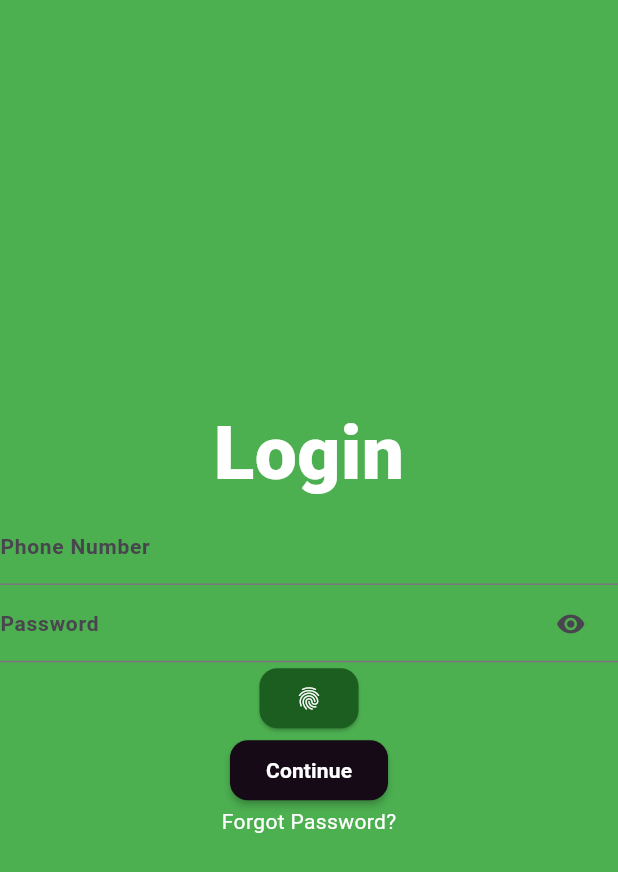
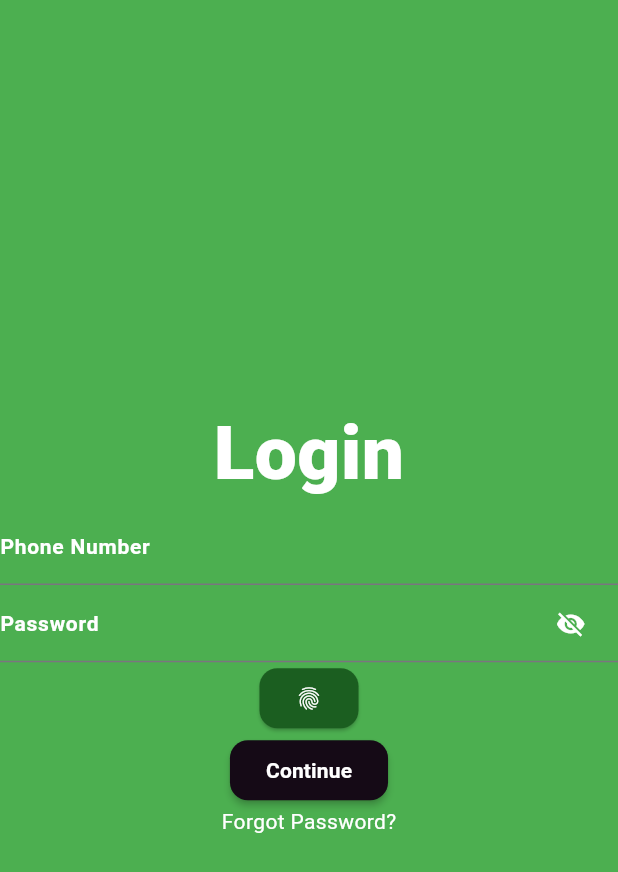
Before and after one commit to Mansyahariii/KB1179-1123150127-uts, a Flutter app: the Loginscreen screen opened directly, on a phone screen of 412 x 824 dp. Shown: the top 872 px of the screen. Run offline on Flutter 3.47's test engine with Material 3 defaults, Android fonts, the phone set to English and light mode, and no system bars; Roboto replaces fonts that are missing (Poppins).

Commit message:
mengubah warna Textfield dan icon dan beberapa penyesuaian

```diff
--- a/lib/screen/LoginScreen.dart
+++ b/lib/screen/LoginScreen.dart
@@ -32,8 +32,12 @@ class Loginscreen extends StatelessWidget {
                 labelStyle: const TextStyle(
                   fontSize: 14,
                   fontWeight: FontWeight.bold,
+                  color: Colors.white,
                 ),
                 hintText: 'Enter your number',
+                hintStyle: TextStyle(
+                  color: const Color.fromARGB(90, 255, 255, 255),
+                ),
               ),
             ),
             TextField(
@@ -48,11 +52,19 @@ class Loginscreen extends StatelessWidget {
                 labelStyle: const TextStyle(
                   fontSize: 14,
                   fontWeight: FontWeight.bold,
+                  color: Colors.white,
                 ),
                 hintText: 'Enter your password',
+                hintStyle: TextStyle(
+                  color: const Color.fromARGB(90, 255, 255, 255),
+                ),
                 suffixIcon: Container(
                   margin: EdgeInsets.only(right: 15),
-                  child: const Icon(Icons.visibility, size: 20),
+                  child: const Icon(
+                    Icons.visibility_off,
+                    size: 20,
+                    color: Colors.white,
+                  ),
                 ),
               ),
             ),
```
